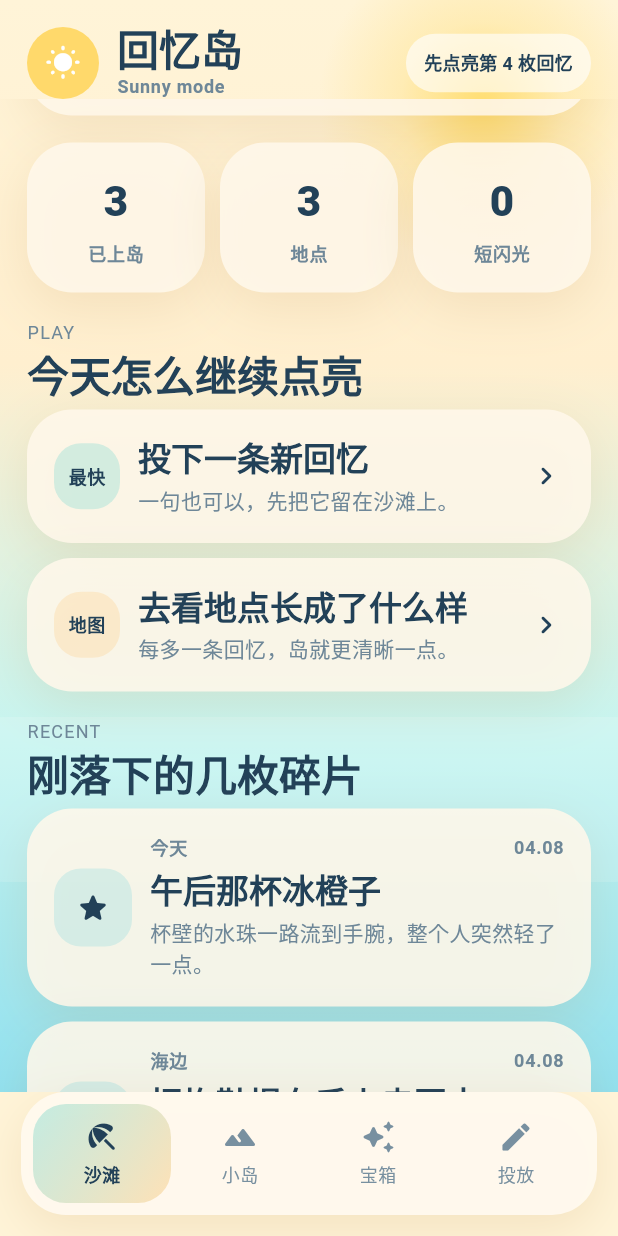
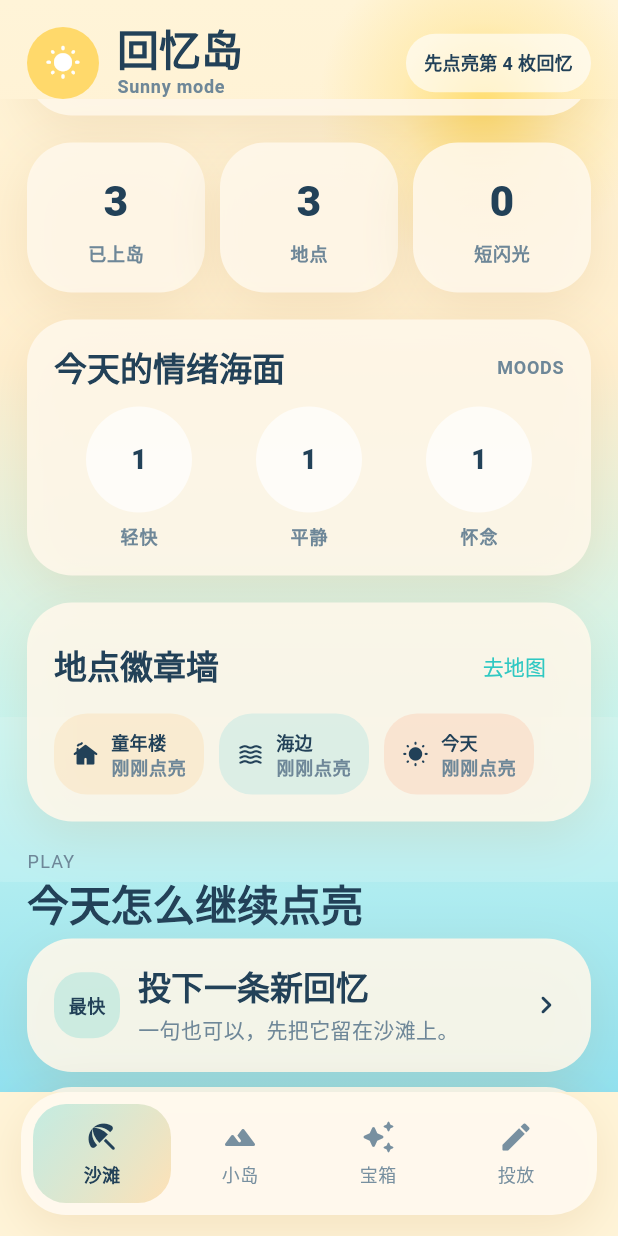
Before and after one commit to NaerDD/Memory_island, a Flutter app: the screen it shows after launch, scrolled down 576 dp, on a phone screen of 412 x 824 dp. Run offline on Flutter 3.47's test engine with Material 3 defaults, Android fonts, the phone set to English and light mode, and no system bars.

Commit message:
增加首页徽章墙与情绪总览

```diff
--- a/lib/app/state/memory_land_store.dart
+++ b/lib/app/state/memory_land_store.dart
@@ -110,6 +110,22 @@ class MemoryLandStore extends ChangeNotifier {
   }
 
   String? get celebrationMessage => _celebrationMessage;
+
+  Map<String, int> get moodCounts {
+    final result = <String, int>{
+      '轻快': 0,
+      '平静': 0,
+      '怀念': 0,
+    };
+    for (final memory in _memories) {
+      result.update(memory.mood, (value) => value + 1, ifAbsent: () => 1);
+    }
+    return result;
+  }
+
+  List<IslandSpot> get earnedBadges {
+    return _spots.where((spot) => memoryCountForSpot(spot.id) > 0).toList(growable: false);
+  }
 
   List<IslandMemory> recentMemories({int limit = 3}) {
     return memories.take(limit).toList(growable: false);
--- a/lib/features/home/home_page.dart
+++ b/lib/features/home/home_page.dart
@@ -1,6 +1,7 @@
 import 'package:flutter/material.dart';
 
 import '../../app/model/island_memory.dart';
+import '../../app/model/island_spot.dart';
 import '../../app/state/memory_land_store.dart';
 import '../shared/app_page.dart';
 import '../shared/detail_sheets.dart';
@@ -55,6 +56,10 @@ class HomePage extends StatelessWidget {
               ),
               const SizedBox(height: 18),
               _StatsRow(store: store),
+              const SizedBox(height: 18),
+              _MoodBoard(store: store),
+              const SizedBox(height: 18),
+              _BadgeWall(store: store, onOpenIsland: onOpenIsland),
               const SizedBox(height: 18),
               const SectionTitle(label: 'PLAY', title: '今天怎么继续点亮'),
               const SizedBox(height: 10),
@@ -323,6 +328,94 @@ class _StatsRow extends StatelessWidget {
   }
 }
 
+class _MoodBoard extends StatelessWidget {
+  const _MoodBoard({required this.store});
+
+  final MemoryLandStore store;
+
+  @override
+  Widget build(BuildContext context) {
+    final moods = store.moodCounts.entries.toList();
+    final total = store.totalMemories == 0 ? 1 : store.totalMemories;
+
+    return SoftCard(
+      child: Column(
+        crossAxisAlignment: CrossAxisAlignment.start,
+        children: [
+          Row(
+            children: [
+              Text('今天的情绪海面', style: Theme.of(context).textTheme.titleLarge),
+              const Spacer(),
+              Text('MOODS', style: Theme.of(context).textTheme.labelMedium),
+            ],
+          ),
+          const SizedBox(height: 12),
+          Row(
+            children: [
+              for (final mood in moods)
+                Expanded(
+                  child: Padding(
+                    padding: const EdgeInsets.symmetric(horizontal: 4),
+                    child: _MoodBubble(
+                      label: mood.key,
+                      value: mood.value,
+                      ratio: mood.value / total,
+                    ),
+                  ),
+                ),
+            ],
+          ),
+        ],
+      ),
+    );
+  }
+}
+
+class _BadgeWall extends StatelessWidget {
+  const _BadgeWall({
+    required this.store,
+    required this.onOpenIsland,
+  });
+
+  final MemoryLandStore store;
+  final VoidCallback onOpenIsland;
+
+  @override
+  Widget build(BuildContext context) {
+    final badges = store.earnedBadges;
+
+    return SoftCard(
+      child: Column(
+        crossAxisAlignment: CrossAxisAlignment.start,
+        children: [
+          Row(
+            children: [
+              Text('地点徽章墙', style: Theme.of(context).textTheme.titleLarge),
+              const Spacer(),
+              TextButton(onPressed: onOpenIsland, child: const Text('去地图')),
+            ],
+          ),
+          const SizedBox(height: 8),
+          if (badges.isEmpty)
+            Text('还没有点亮的地点，先去投第一条。', style: Theme.of(context).textTheme.bodyMedium)
+          else
+            Wrap(
+              spacing: 10,
+              runSpacing: 10,
+              children: [
+                for (final badge in badges)
+                  _BadgeChip(
+                    spot: badge,
+                    label: store.growthLabelForSpot(badge.id),
+                  ),
+              ],
+            ),
+        ],
+      ),
+    );
+  }
+}
+
 class _StatCard extends StatelessWidget {
   const _StatCard({required this.value, required this.label});
 
@@ -473,6 +566,91 @@ class _RecentMemoryCard extends StatelessWidget {
   }
 }
 
+class _MoodBubble extends StatelessWidget {
+  const _MoodBubble({
+    required this.label,
+    required this.value,
+    required this.ratio,
+  });
+
+  final String label;
+  final int value;
+  final double ratio;
+
+  @override
+  Widget build(BuildContext context) {
+    final size = 56 + (ratio * 44);
+
+    return Column(
+      children: [
+        AnimatedContainer(
+          duration: const Duration(milliseconds: 260),
+          width: size,
+          height: size,
+          decoration: BoxDecoration(
+            color: Colors.white.withValues(alpha: 0.7),
+            borderRadius: BorderRadius.circular(size / 2),
+          ),
+          child: Center(
+            child: Text(
+              '$value',
+              style: const TextStyle(
+                fontSize: 18,
+                fontWeight: FontWeight.w800,
+                color: Color(0xFF224158),
+              ),
+            ),
+          ),
+        ),
+        const SizedBox(height: 8),
+        Text(label, style: Theme.of(context).textTheme.labelMedium),
+      ],
+    );
+  }
+}
+
+class _BadgeChip extends StatelessWidget {
+  const _BadgeChip({
+    required this.spot,
+    required this.label,
+  });
+
+  final IslandSpot spot;
+  final String label;
+
+  @override
+  Widget build(BuildContext context) {
+    return Container(
+      padding: const EdgeInsets.symmetric(horizontal: 12, vertical: 10),
+      decoration: BoxDecoration(
+        color: spot.accent.withValues(alpha: 0.16),
+        borderRadius: BorderRadius.circular(22),
+      ),
+      child: Row(
+        mainAxisSize: MainAxisSize.min,
+        children: [
+          Icon(spot.icon, size: 18, color: const Color(0xFF224158)),
+          const SizedBox(width: 8),
+          Column(
+            crossAxisAlignment: CrossAxisAlignment.start,
+            children: [
+              Text(
+                spot.name,
+                style: const TextStyle(
+                  fontSize: 12,
+                  fontWeight: FontWeight.w800,
+                  color: Color(0xFF224158),
+                ),
+              ),
+              Text(label, style: Theme.of(context).textTheme.labelMedium),
+            ],
+          ),
+        ],
+      ),
+    );
+  }
+}
+
 class _FloatBadge extends StatelessWidget {
   const _FloatBadge({
     required this.icon,
```
